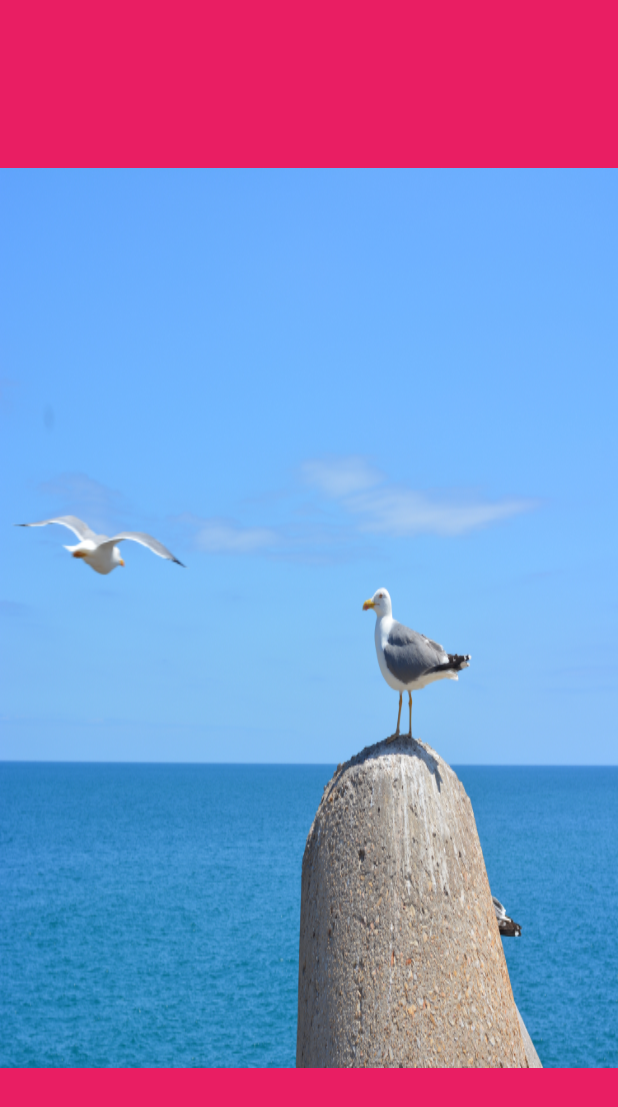
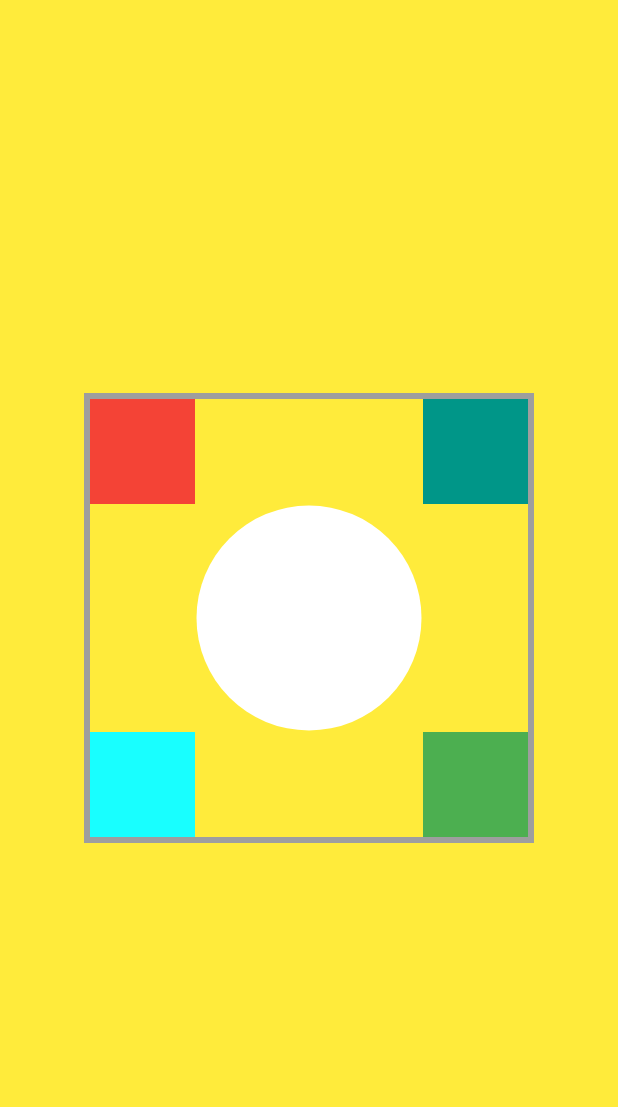
Before and after one commit to MPLectures/ui, a Flutter app: the screen it shows after launch, on a phone screen of 412 x 824 dp. Shown: the top 1107 px of the screen. Run offline on Flutter 3.47's test engine with Material 2 defaults, Android fonts, the phone set to English and light mode, and no system bars.

Commit message:
Third lecture Single-child & Multi-Child Widgets

```diff
--- a/lib/main.dart
+++ b/lib/main.dart
@@ -1,5 +1,6 @@
 import 'package:flutter/material.dart';
-import 'package:ui/views/screens/screen_home.dart';
+import 'package:ui/views/screens/lecture_one.dart';
+import 'package:ui/views/screens/lecture_two.dart';
 
 void main() {
   runApp(MyApp());
@@ -10,7 +11,7 @@ class MyApp extends StatelessWidget {
   Widget build(BuildContext context) {
     return MaterialApp(
       debugShowCheckedModeBanner: false,
-      home: ScreenHome(),
+      home: LectureTwo(),
     );
   }
 }
--- /dev/null
+++ b/lib/views/screens/lecture_one.dart
@@ -0,0 +1,58 @@
+import 'package:flutter/material.dart';
+
+class LectureOne extends StatelessWidget {
+  const LectureOne({super.key});
+
+  @override
+  Widget build(BuildContext context) {
+    return Scaffold(
+      backgroundColor: Colors.pink,
+      // body: Center(
+      //   child: Container(
+      //     height: 150,
+      //     width: 300,
+      //     color: Color(0xffba68c8),
+      //     child: Center(
+      //       child: Text(
+      //         'Wow',
+      //         style: TextStyle(fontFamily: 'TiltPrism'),
+      //       ),
+      //     ),
+      //   ),
+      // ),
+      body: Center(
+        child: Container(
+          height: 500,
+          width: 500,
+          color: Colors.white,
+          child: Center(
+            child: Container(
+              height: 400,
+              width: 300,
+              color: Colors.green,
+              child: Center(
+                child: Container(
+                  height: 300,
+                  width: 200,
+                  color: Colors.brown,
+                  child: Center(
+                    child: Container(
+                      height: 250,
+                      width: 150,
+                      child: Center(
+                        child: Image.asset(
+                          fit: BoxFit.fill,
+                          'assets/images/pexels-abdel-achkouk-16361788.jpg',
+                        ),
+                      ),
+                    ),
+                  ),
+                ),
+              ),
+            ),
+          ),
+        ),
+      ),
+    );
+  }
+}
--- /dev/null
+++ b/lib/views/screens/lecture_two.dart
@@ -0,0 +1,111 @@
+import 'package:flutter/material.dart';
+
+class LectureTwo extends StatelessWidget {
+  const LectureTwo({super.key});
+
+  @override
+  Widget build(BuildContext context) {
+    return Scaffold(
+      backgroundColor: Colors.yellow,
+      body: SafeArea(
+        child: Center(
+          child: Container(
+            height: 300,
+            width: 300,
+            decoration: BoxDecoration(
+                color: Colors.transparent,
+                // borderRadius: BorderRadius.all(Radius.circular(20)),
+                border: Border.all(color: Colors.grey, width: 4)),
+            // child: Center(
+            //   child: Container(
+            //     height: 200,
+            //     width: 200,
+            //     decoration: BoxDecoration(
+            //         color: Colors.transparent,
+            //         // borderRadius: BorderRadius.all(Radius.circular(20)),
+            //         border: Border.all(color: Colors.grey, width: 4)),
+            //   ),
+            // ),
+            child: Row(
+              mainAxisAlignment: MainAxisAlignment.spaceBetween,
+              children: [
+                Column(
+                  mainAxisAlignment: MainAxisAlignment.spaceBetween,
+                  children: [
+                    Container(
+                      height: 70,
+                      width: 70,
+                      color: Colors.red,
+                    ),
+                    Container(
+                      height: 70,
+                      width: 70,
+                      color: Colors.cyanAccent,
+                    ),
+                  ],
+                ),
+                Container(
+                  height: 150,
+                  width: 150,
+                  decoration: BoxDecoration(
+                    color: Colors.white,
+                    shape: BoxShape.circle
+                  ),
+                ),
+                Column(
+                  mainAxisAlignment: MainAxisAlignment.spaceBetween,
+                  children: [
+                    Container(
+                      height: 70,
+                      width: 70,
+                      color: Colors.teal,
+                    ),
+                    Container(
+                      height: 70,
+                      width: 70,
+                      color: Colors.green,
+                    ),
+                  ],
+                ),
+              ],
+            ),
+          ),
+        ),
+        // child: Row(
+        //   mainAxisAlignment: MainAxisAlignment.spaceBetween,
+        //   crossAxisAlignment: CrossAxisAlignment.end,
+        //   children: [
+        //     // Text('Hello'),
+        //     Container(
+        //       height: 100,
+        //       width: 40,
+        //       color: Colors.red,
+        //     ),
+        //     Container(
+        //       height: 150,
+        //       width: 40,
+        //       color: Colors.teal,
+        //     ),
+        //     Container(
+        //       height: 200,
+        //       width: 40,
+        //       color: Colors.yellow,
+        //     ),
+        //     Container(
+        //       height: 250,
+        //       width: 40,
+        //       color: Colors.green,
+        //     ),
+        //     Container(
+        //       height: 300,
+        //       width: 40,
+        //       color: Colors.brown,
+        //     ),
+        //   ],
+        // ),
+      ),
+    );
+  }
+}
+// Single Child & Multi Child Widgets
+// Row & Column
--- a/lib/views/screens/screen_home.dart
+++ /dev/null
@@ -1,39 +0,0 @@
-import 'package:flutter/material.dart';
-
-class ScreenHome extends StatelessWidget {
-  const ScreenHome({super.key});
-
-  @override
-  Widget build(BuildContext context) {
-    return Scaffold(
-      backgroundColor: Colors.pink,
-      // body: Center(
-      //   child: Container(
-      //     height: 150,
-      //     width: 300,
-      //     color: Color(0xffba68c8),
-      //     child: Center(
-      //       child: Text(
-      //         'Wow',
-      //         style: TextStyle(fontFamily: 'TiltPrism'),
-      //       ),
-      //     ),
-      //   ),
-      // ),
-      body: Center(
-        child: Container(
-            height: 600,
-            width: 500,
-            color: Colors.white,
-           child:
-          Image.asset(
-            // height: 100,
-            // width: 300,
-            fit: BoxFit.fill,
-            'assets/images/pexels-abdel-achkouk-16361788.jpg',
-          ),
-        ),
-      ),
-    );
-  }
-}
```
Also changed, not shown: pubspec.lock, 1 other file.
